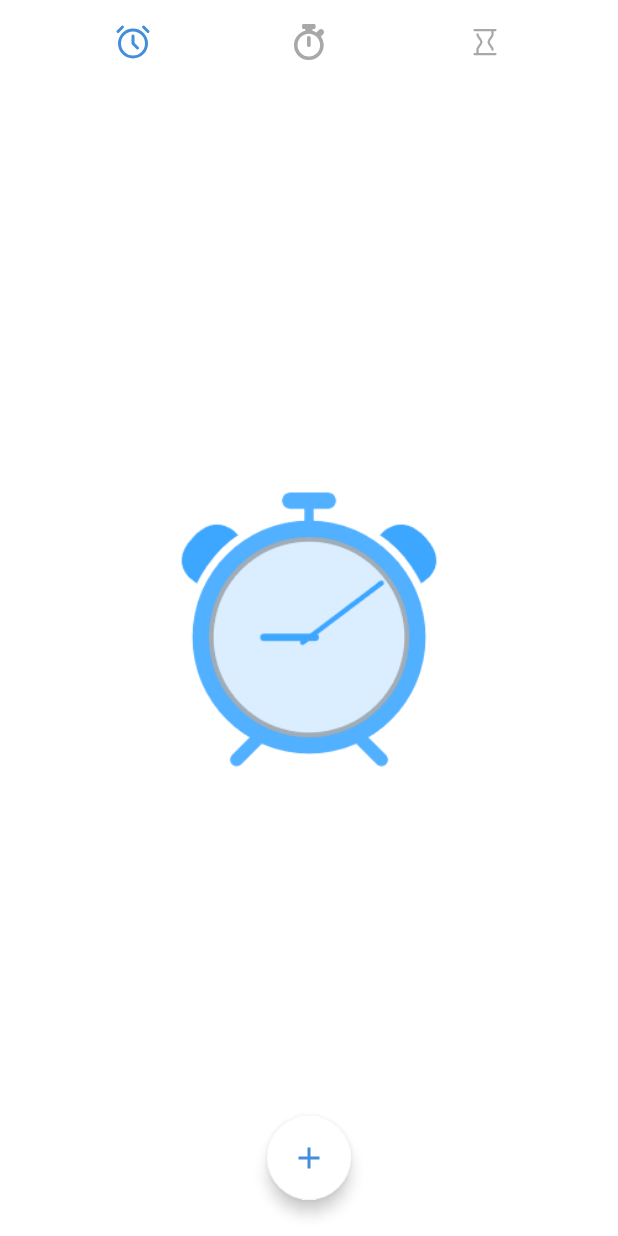
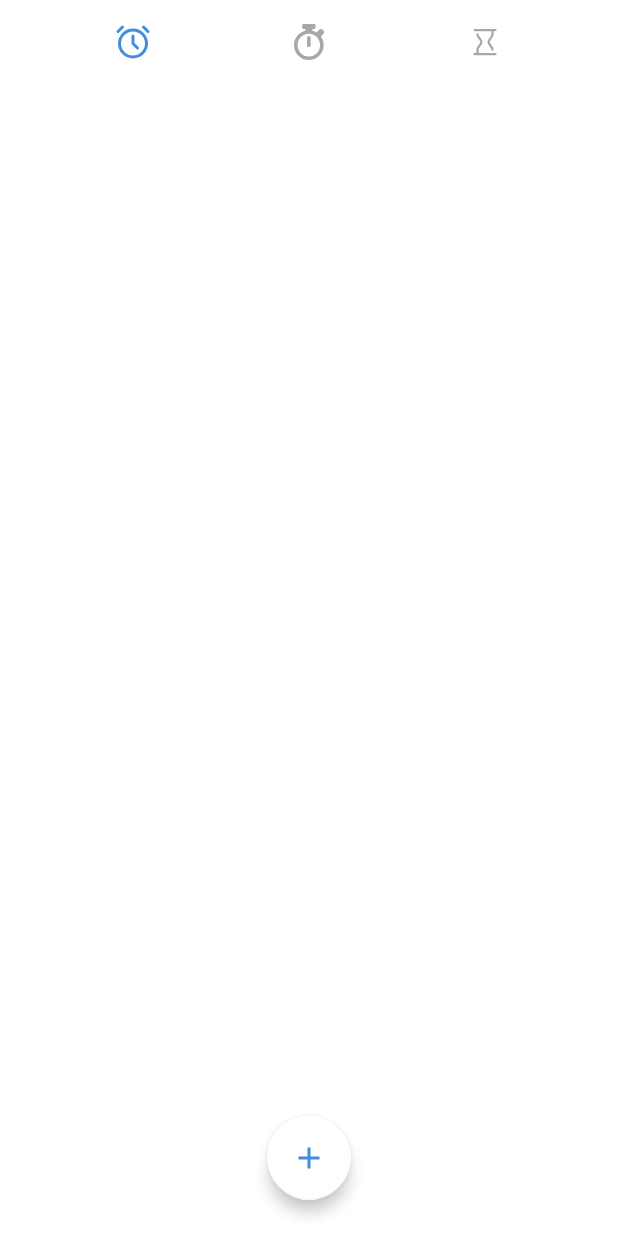
Before and after one commit to etokoc/ClockTracker, an Android app: the screen it shows after launch (ClockActivity), on a phone screen of 412 x 824 dp. Run offline under Robolectric (Android 15) with nearby library versions, the phone set to English and light mode, and no system bars; our stand-ins replace navigation-ui.

Commit message:
ekrandaki nesneler gÖzküyor alarm gifi ve saat ama 12lik ve aktivitydeki gifi kaldırdım

```diff
--- a/app/src/main/res/layout/fragment_alarm.xml
+++ b/app/src/main/res/layout/fragment_alarm.xml
@@ -6,15 +6,6 @@
     android:layout_height="match_parent"
     tools:context=".ui.view.fragment.AlarmFragment">
 
-    <pl.droidsonroids.gif.GifImageView
-        android:layout_width="wrap_content"
-        android:layout_height="wrap_content"
-        android:src="@drawable/animation_ring_rin"
-        app:layout_constraintBottom_toTopOf="@+id/fabTimePickerDialog"
-        app:layout_constraintEnd_toEndOf="parent"
-        app:layout_constraintHorizontal_bias="0.5"
-        app:layout_constraintStart_toStartOf="parent"
-        app:layout_constraintTop_toTopOf="parent" />
 
     <com.google.android.material.floatingactionbutton.FloatingActionButton
         android:id="@+id/fabTimePickerDialog"
```
Also changed, not shown: app/src/main/res/layout/activity_lock_screen.xml (+24 -0 lines).
